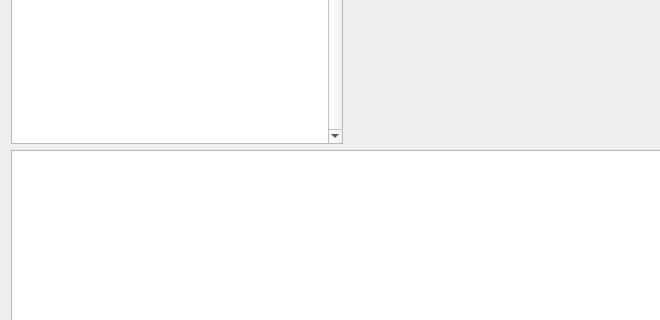
vikke1234/memsc, file mainwindow.ui: the form before one commit; both pictures show x 0 to 660 and y 177 to 497 of the 802 by 600 pixel window.
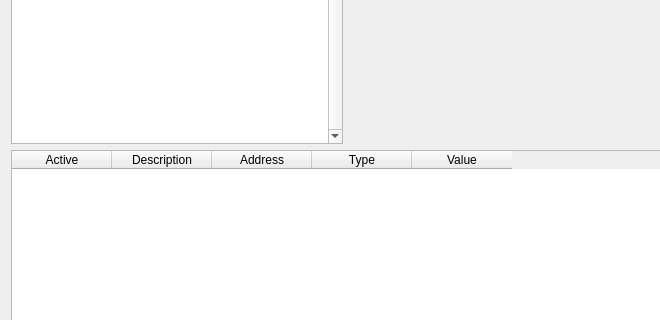
The form after the commit.

Commit message: ui now has functionality to use write functions

Patch:
```diff
--- a/mainwindow.ui
+++ b/mainwindow.ui
@@ -364,7 +364,33 @@
       </layout>
      </item>
      <item>
-      <widget class="QTableWidget" name="saved_addresses"/>
+      <widget class="QTableWidget" name="saved_addresses">
+       <column>
+        <property name="text">
+         <string>Active</string>
+        </property>
+       </column>
+       <column>
+        <property name="text">
+         <string>Description</string>
+        </property>
+       </column>
+       <column>
+        <property name="text">
+         <string>Address</string>
+        </property>
+       </column>
+       <column>
+        <property name="text">
+         <string>Type</string>
+        </property>
+       </column>
+       <column>
+        <property name="text">
+         <string>Value</string>
+        </property>
+       </column>
+      </widget>
      </item>
     </layout>
    </item>
```
Left out of the diff: 130 changed lines with no effect on the pictures. The commit also changes 4 other files.
